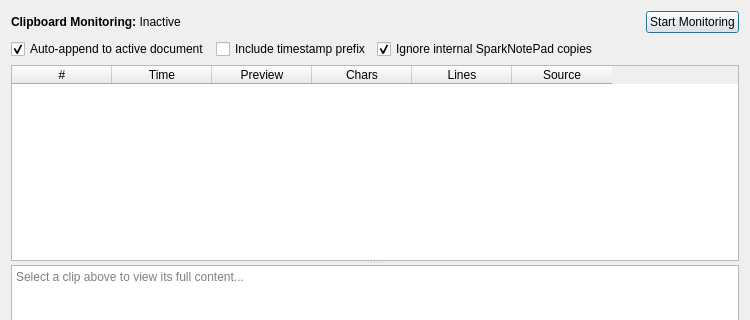
The window that src/dialogs/ClipboardHistoryDialog.ui (alsyundawy/NoteSciPad) describes before a commit, drawn with Qt 5; both pictures show x 0 to 750 and y 0 to 320 of the 750 by 500 pixel window.
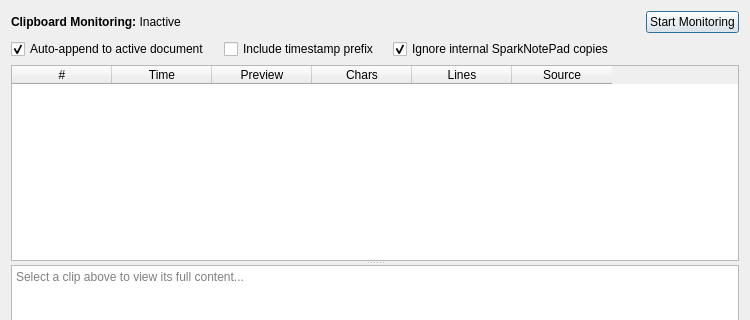
The same window after the commit.

Patch:
```diff
--- a/src/dialogs/ClipboardHistoryDialog.ui
+++ b/src/dialogs/ClipboardHistoryDialog.ui
@@ -47,6 +47,9 @@
    </item>
    <item>
     <layout class="QHBoxLayout" name="layoutOptions">
+     <property name="spacing">
+      <number>14</number>
+     </property>
      <item>
       <widget class="QCheckBox" name="checkAutoAppend">
        <property name="text">
```
